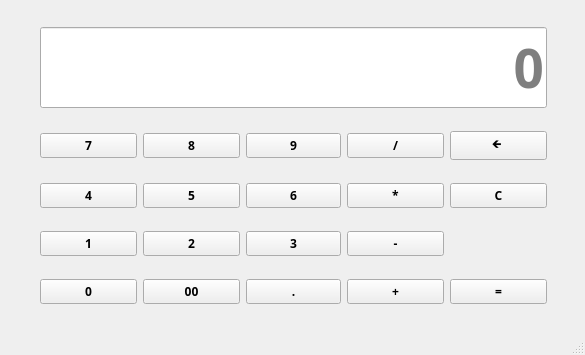
First picture: the form in calculadora.ui, repository Joycemg/PyCalc, before the edit.
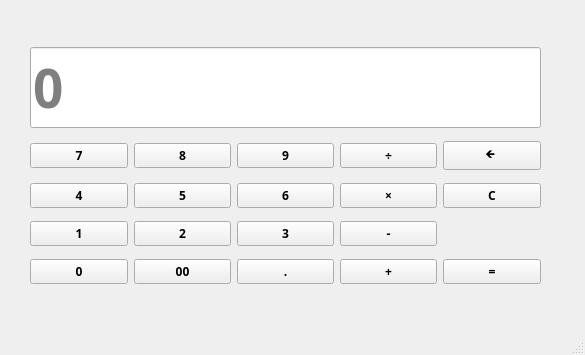
Second picture: the form after the edit.

Commit message: Conexión de los botones Cambio en los signos Agregado funcion de agregar texto al display

```diff
--- a/calculadora.ui
+++ b/calculadora.ui
@@ -21,10 +21,10 @@
    <widget class="QWidget" name="gridLayoutWidget">
     <property name="geometry">
      <rect>
-      <x>40</x>
-      <y>10</y>
-      <width>507</width>
-      <height>311</height>
+      <x>30</x>
+      <y>40</y>
+      <width>511</width>
+      <height>254</height>
      </rect>
     </property>
     <layout class="QGridLayout" name="gridLayout">
@@ -184,7 +184,7 @@
         <cursorShape>PointingHandCursor</cursorShape>
        </property>
        <property name="text">
-        <string>*</string>
+        <string>×</string>
        </property>
       </widget>
      </item>
@@ -235,7 +235,7 @@
         <cursorShape>PointingHandCursor</cursorShape>
        </property>
        <property name="text">
-        <string>/</string>
+        <string>÷</string>
        </property>
       </widget>
      </item>
@@ -361,12 +361,6 @@
        <property name="text">
         <string/>
        </property>
-       <property name="alignment">
-        <set>Qt::AlignRight|Qt::AlignTrailing|Qt::AlignVCenter</set>
-       </property>
-       <property name="readOnly">
-        <bool>true</bool>
-       </property>
        <property name="placeholderText">
         <string>0</string>
        </property>
```
The commit also changes 1 other file.
